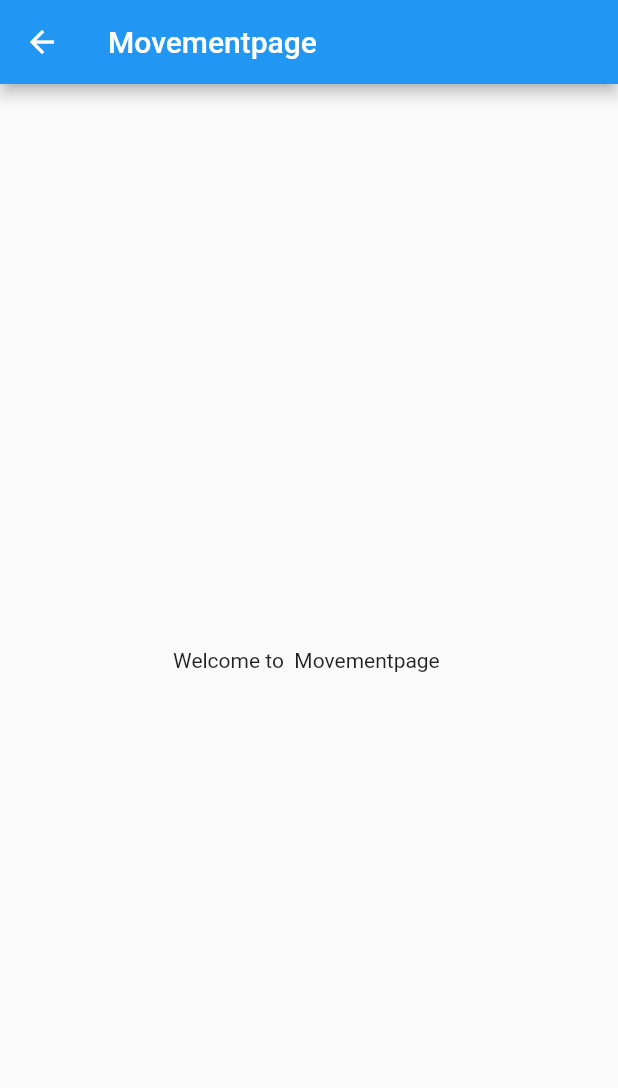
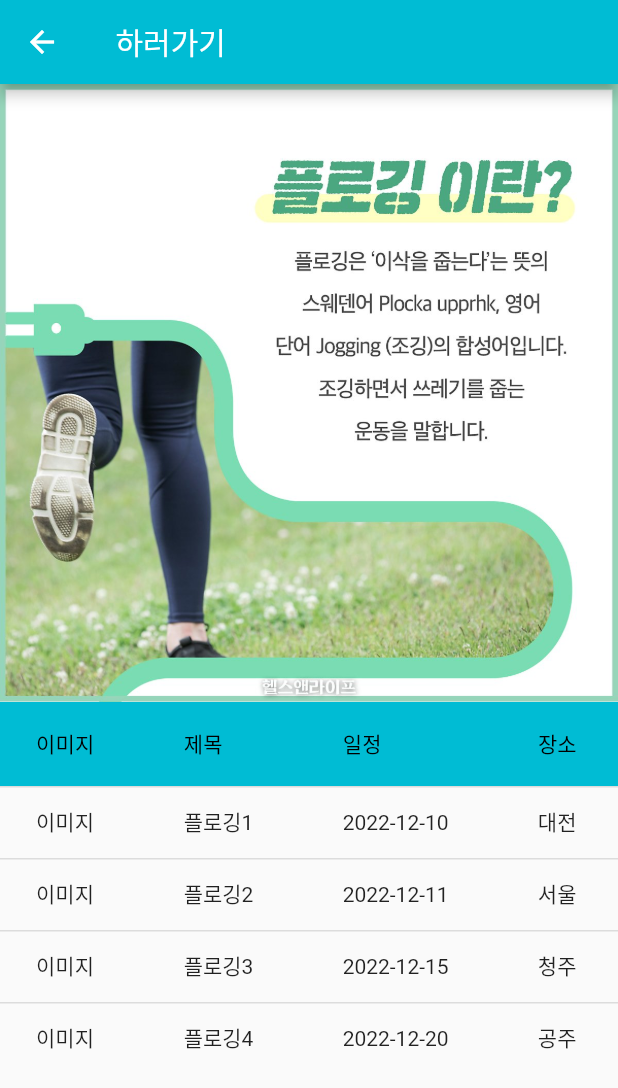
Before and after one commit to nub8p/2022-DisposableApp, a Flutter app: the MovementScreen screen opened directly, on a phone screen of 412 x 824 dp. Shown: the top 1088 px of the screen. Run offline on Flutter 3.47's test engine with Material 2 defaults, Android fonts, the phone set to English and light mode, and no system bars; our stand-ins replace image_picker.

```diff
--- a/lib/Screen/infoScreen.dart
+++ b/lib/Screen/infoScreen.dart
@@ -15,7 +15,7 @@
   Widget build(BuildContext context) {
     // TODO: fill info page
     return Scaffold(
-      appBar: AppBar(title: Text("Infopage")),
+      appBar: AppBar(title: Text("개인정보")),
       body: Center(
         child : Container(
           child: Text("Welcome to Infopage"),
--- a/lib/Screen/movementScreen.dart
+++ b/lib/Screen/movementScreen.dart
@@ -1,21 +1,102 @@
 import 'package:flutter/material.dart';
 
 
-// TODO : title에 맞게 환경 운동 페이지 꾸미기
+// TODO : 플로깅하러가기
 class MovementScreen extends StatelessWidget {
   String title;
   MovementScreen({this.title = ""});
-
   @override
   Widget build(BuildContext context) {
     // TODO: fill Movement page
     return Scaffold(
-      appBar: AppBar(title: Text("Movementpage")),
-      body: Center(
-        child : Container(
-          child: Text("Welcome to $title Movementpage "),
-        ),
+      appBar: AppBar(backgroundColor: Colors.cyan, title: Text("${title} 하러가기"),
+      leading: IconButton(
+        onPressed: () {
+          Navigator.pop(context);
+        },
+          icon: Icon(Icons.arrow_back)),
       ),
+      body:
+          SingleChildScrollView(
+            scrollDirection: Axis.vertical,
+            child: Column(
+              children: [
+                PloggingImg(),
+                PlogList(),
+              ]
+            )
+          )
     );
   }
 }
+
+
+class PloggingImg extends StatelessWidget {
+  @override
+  Widget build(BuildContext context) {
+    return SizedBox(
+      width: double.infinity,
+      child: Image.asset('assets/images/plogging.png'),
+    );
+  }
+}
+
+class PlogList extends StatelessWidget {
+  @override
+  Widget build(BuildContext context) {
+    return SizedBox(
+        width: double.infinity,
+        child: (
+            Container(
+                child:
+                DataTable(
+                  headingRowColor:
+                    MaterialStateColor.resolveWith((states) => Colors.cyan),
+                  columns: [
+                    DataColumn(label: Text('이미지')),
+                    DataColumn(label: Text('제목')),
+                    DataColumn(label: Text('일정')),
+                    DataColumn(label: Text('장소')),
+                  ],
+                  rows: const <DataRow>[
+                    /*여기부터*/
+                    DataRow(
+                      cells: <DataCell>[
+                        DataCell(Text("이미지")),
+                        DataCell(Text("플로깅1")),
+                        DataCell(Text("2022-12-10")),
+                        DataCell(Text("대전")),
+                      ],
+                    ),
+                    /*여기까지가 하나의 row*/
+                    DataRow(
+                      cells: <DataCell>[
+                        DataCell(Text("이미지")),
+                        DataCell(Text("플로깅2")),
+                        DataCell(Text("2022-12-11")),
+                        DataCell(Text("서울")),
+                      ],
+                    ),
+                    DataRow(
+                      cells: <DataCell>[
+                        DataCell(Text("이미지")),
+                        DataCell(Text("플로깅3")),
+                        DataCell(Text("2022-12-15")),
+                        DataCell(Text("청주")),
+                      ],
+                    ),
+                    DataRow(
+                      cells: <DataCell>[
+                        DataCell(Text("이미지")),
+                        DataCell(Text("플로깅4")),
+                        DataCell(Text("2022-12-20")),
+                        DataCell(Text("공주")),
+                      ],
+                    )
+                  ],
+                )
+            )
+        )
+    );
+  }
+}
--- a/lib/main.dart
+++ b/lib/main.dart
@@ -16,7 +16,7 @@
 
       theme: ThemeData(
 
-      ),
+    ),
       home: const MyHomePage(title: 'Flutter Demo Home Page'),
     );
   }
--- a/pubspec.yaml
+++ b/pubspec.yaml
@@ -60,9 +60,9 @@
   uses-material-design: true
 
   # To add assets to your application, add an assets section, like this:
-  # assets:
-  #   - images/a_dot_burr.jpeg
-  #   - images/a_dot_ham.jpeg
+  assets:
+    - assets/images/plogging.png
+    - assets/images/background1.png
 
   # An image asset can refer to one or more resolution-specific "variants", see
   # https://flutter.dev/assets-and-images/#resolution-aware.
```
Also changed, not shown: lib/Screen/homeScreen.dart (+32 -5 lines), lib/Screen/movementScreen2.dart (+26 -0 lines), assets/images/background1.png (added), assets/images/plogging.png (added), pubspec.lock.
